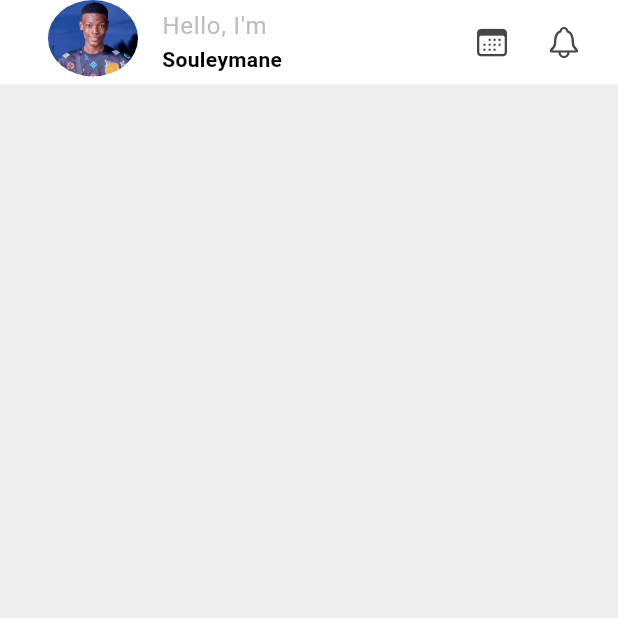
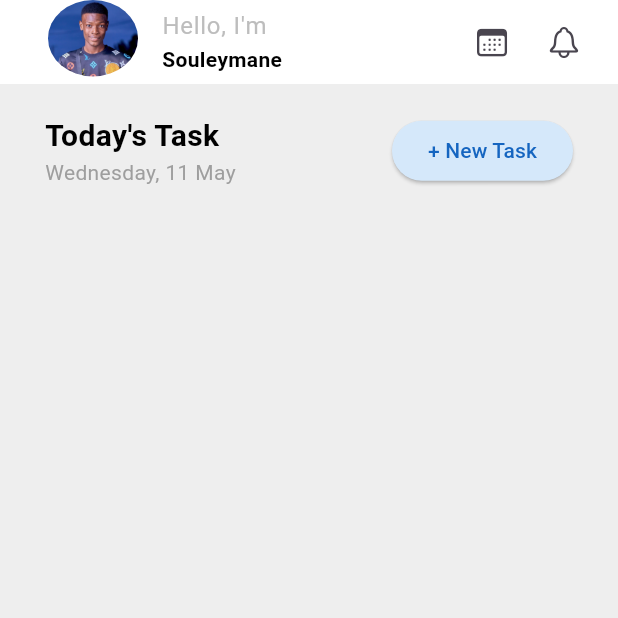
Before and after one commit to Godisouleymane/Flutter-Todo_list-App, a Flutter app: the screen it shows after launch, on a phone screen of 412 x 824 dp, the top half of it. Run offline on Flutter 3.47's test engine with Material 3 defaults, Android fonts, the phone set to English and light mode, and no system bars; our stand-ins replace gap.

Commit message:
Button add design

```diff
--- a/lib/main.dart
+++ b/lib/main.dart
@@ -1,5 +1,6 @@
 import 'package:flutter/cupertino.dart';
 import 'package:flutter/material.dart';
+import 'package:gap/gap.dart';
 
 void main() {
   runApp(const MyApp());
@@ -14,7 +15,7 @@ class MyApp extends StatelessWidget {
       debugShowCheckedModeBanner: false,
       title: 'Todo List',
       theme: ThemeData(
-
+        useMaterial3: true
       ),
       home: MyHomePage(),
     );
@@ -68,6 +69,45 @@ class _MyHomePageState extends State<MyHomePage> {
           ),
         ],
       ),
+      body: SingleChildScrollView(
+        child: Padding(
+          padding: EdgeInsets.symmetric(horizontal: 30),
+          child: Column(
+            children: [
+              Gap(20),
+              Row(
+                mainAxisAlignment: MainAxisAlignment.spaceBetween,
+                children: [
+                  const Column(
+                    crossAxisAlignment: CrossAxisAlignment.start,
+                    children: [
+                      Text('Today\'s Task',
+                      style: TextStyle(
+                        fontSize: 20,
+                        fontWeight: FontWeight.bold,
+                        color: Colors.black
+                      ),),
+                      Text(
+                        'Wednesday, 11 May',
+                         style: TextStyle(
+                          color: Colors.grey
+                         ),
+                      )
+                    ],
+                  ),
+                  ElevatedButton(
+                    style: ElevatedButton.styleFrom(
+                      backgroundColor: Color(0xFFD5E8FA),
+                      foregroundColor: Colors.blue.shade800
+                    ),
+                    onPressed: (){},
+                    child: const Text('+ New Task'))
+                ],
+              )
+            ],
+          ),
+          ),
+      ),
     );
   }
 }
--- a/pubspec.yaml
+++ b/pubspec.yaml
@@ -35,6 +35,7 @@ dependencies:
   # The following adds the Cupertino Icons font to your application.
   # Use with the CupertinoIcons class for iOS style icons.
   cupertino_icons: ^1.0.2
+  gap: ^3.0.1
 
 dev_dependencies:
   flutter_test:
```
Also changed, not shown: pubspec.lock.
